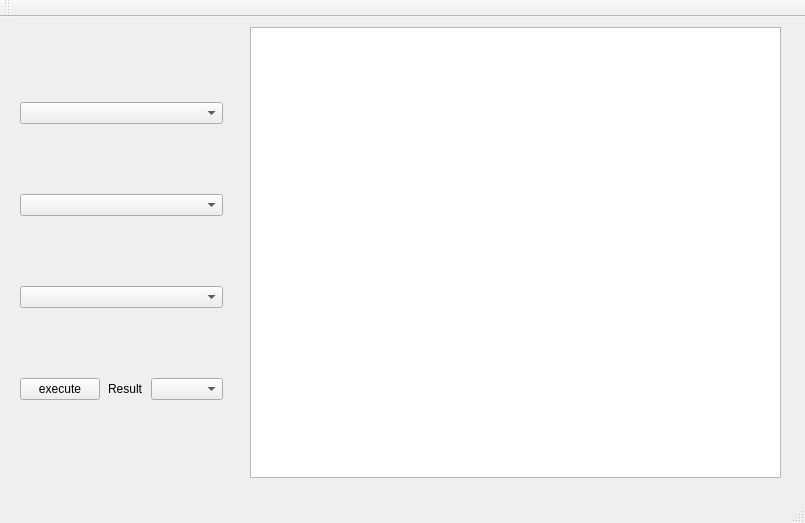
zentechnologygroup/pvt-cpp, file pvt-calc/mainwindow.ui: the form before one commit.
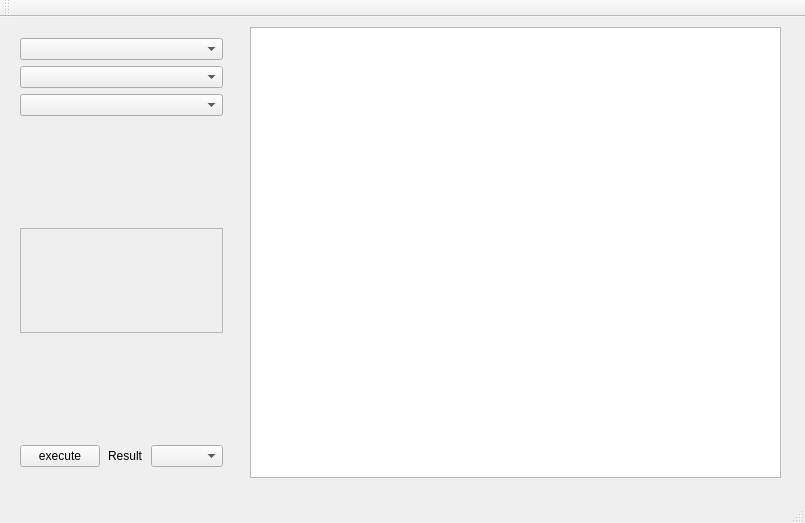
The form after the commit.

What changed in the file:
```diff
--- a/pvt-calc/mainwindow.ui
+++ b/pvt-calc/mainwindow.ui
@@ -44,7 +44,47 @@
       <widget class="QComboBox" name="corr_type_combo"/>
      </item>
      <item>
-      <layout class="QVBoxLayout" name="parameters_area"/>
+      <spacer name="verticalSpacer_2">
+       <property name="orientation">
+        <enum>Qt::Vertical</enum>
+       </property>
+       <property name="sizeHint" stdset="0">
+        <size>
+         <width>20</width>
+         <height>40</height>
+        </size>
+       </property>
+      </spacer>
+     </item>
+     <item>
+      <widget class="QScrollArea" name="parameters_area">
+       <property name="widgetResizable">
+        <bool>true</bool>
+       </property>
+       <widget class="QWidget" name="scrollAreaWidgetContents">
+        <property name="geometry">
+         <rect>
+          <x>0</x>
+          <y>0</y>
+          <width>221</width>
+          <height>105</height>
+         </rect>
+        </property>
+       </widget>
+      </widget>
+     </item>
+     <item>
+      <spacer name="verticalSpacer">
+       <property name="orientation">
+        <enum>Qt::Vertical</enum>
+       </property>
+       <property name="sizeHint" stdset="0">
+        <size>
+         <width>20</width>
+         <height>40</height>
+        </size>
+       </property>
+      </spacer>
      </item>
      <item>
       <layout class="QHBoxLayout" name="horizontalLayout">
```
Left out of the diff: 2 changed lines with no effect on the pictures.
